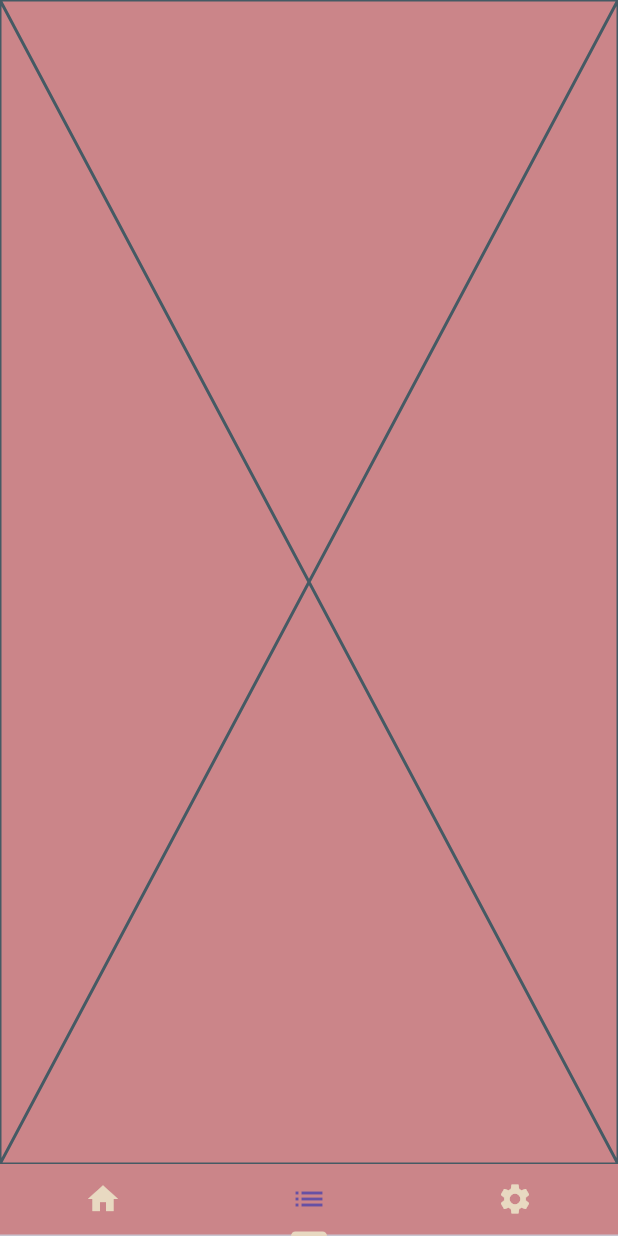
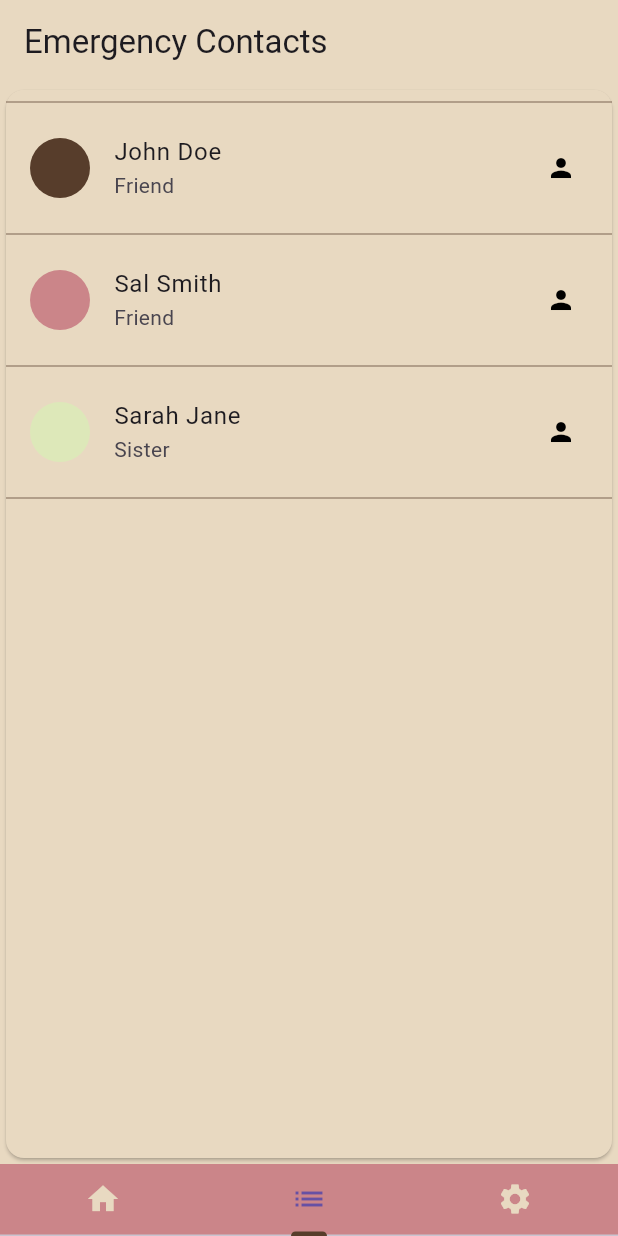
Before and after one commit to jahnvidave04/ShieldHer, a Flutter app: the screen it shows after launch, item 2 of the bottom bar chosen, on a phone screen of 412 x 824 dp. Run offline on Flutter 3.47's test engine with Material 3 defaults, Android fonts, the light colour scheme and no system bars.

Commit message:
made home and contacts accessible through nav

```diff
--- a/shieldher/lib/home.dart
+++ b/shieldher/lib/home.dart
@@ -1,19 +1,18 @@
 import 'package:flutter/material.dart';
-import 'package:shieldher/hometab.dart';
 
 class HomePage extends StatelessWidget {
   const HomePage({super.key});
 
   @override
   Widget build(BuildContext context) {
-    return const DefaultTabController(
+    return DefaultTabController(
       length: 3,
       child: Scaffold(
         body: TabBarView(
           children: [
             // Placeholder(),
-            HomeTab(),
-            Placeholder(),
+            const HomeTab(),
+            EmergencyContacts(),
             Placeholder(),
             // HomeTab(
             // ),
@@ -21,7 +20,7 @@ class HomePage extends StatelessWidget {
             // SettingsTab(),
           ],
         ),
-        bottomNavigationBar: TabBar(
+        bottomNavigationBar: const TabBar(
             tabs: [
               Tab(
                 icon: Icon(Icons.home),
@@ -34,7 +33,8 @@ class HomePage extends StatelessWidget {
                 icon: Icon(Icons.settings),
               ),
             ],
-            indicatorColor: Color.fromARGB(255, 232, 217, 193),
+            indicatorColor:  Color.fromARGB(255, 87, 61, 43),
+
             unselectedLabelColor: Color.fromARGB(255, 232, 217, 193),
 
         ),
@@ -44,6 +44,7 @@ class HomePage extends StatelessWidget {
   }
 }
 
+// ------hometab------
 class HomeTab extends StatelessWidget {
   const HomeTab({super.key});
 
@@ -51,11 +52,87 @@ class HomeTab extends StatelessWidget {
   @override
   Widget build(BuildContext context) {
     return Container(
+      width: 20,
+      height: 5.0,
       color: const Color.fromARGB(255, 203, 133, 137),
-      child: FloatingActionButton(
-        onPressed: () {}
-
+      child: ElevatedButton(
+        onPressed: () {},
+        child: Icon(Icons.call),
       ),
     );
   }
 }
+
+
+// ---------contact list--------
+class EmergencyContacts extends StatelessWidget {
+  @override
+  Widget build(BuildContext context) {
+    return Scaffold(
+      backgroundColor: Color.fromARGB(255, 232, 217, 193),
+      appBar: AppBar(
+        backgroundColor: Color.fromARGB(255, 232, 217, 193),
+        title: Text('Emergency Contacts'),
+      ),
+      body: Center(
+        child: ProfileCard(),
+      ),
+    );
+  }
+}
+
+class ProfileCard extends StatelessWidget {
+  @override
+  Widget build(BuildContext context) {
+    return Card (
+      color: Color.fromARGB(255, 232, 217, 193),
+      child: ListView(
+        children: [
+          Divider (color: Color.fromARGB(255, 87, 61, 43), thickness: 0.5),
+          ListTile (
+            leading: CircleAvatar (
+              radius: 20.0,
+              backgroundColor: Color(0xFF573D2B),
+            ),
+            title: Text("John Doe"),
+            subtitle: Text("Friend"),
+            trailing: Icon (
+              Icons.person,
+              color: Colors.black,
+              size: 20.0,
+            ),
+          ),
+          Divider (color: Color.fromARGB(255, 87, 61, 43), thickness: 0.5),
+          ListTile(
+            leading: CircleAvatar(
+              radius: 20.0,
+              backgroundColor: Color.fromARGB(255, 203, 133, 137),
+            ),
+            title: Text("Sal Smith"),
+            subtitle: Text("Friend"),
+            trailing: Icon(
+              Icons.person,
+              color: Colors.black,
+              size: 20.0,
+            ),
+          ),
+          Divider (color: Color.fromARGB(255, 87, 61, 43), thickness: 0.5),
+          ListTile(
+            leading: CircleAvatar(
+              radius: 20.0,
+              backgroundColor: Color.fromARGB(255, 221, 232, 185),
+            ),
+            title: Text("Sarah Jane"),
+            subtitle: Text("Sister"),
+            trailing: Icon(
+              Icons.person,
+              color: Colors.black,
+              size: 20.0,
+            ),
+          ),
+          Divider (color: Color.fromARGB(255, 87, 61, 43), thickness: 0.5),
+        ],
+      ),
+    );
+  }
+}
```
Also changed, not shown: 1 other file.
